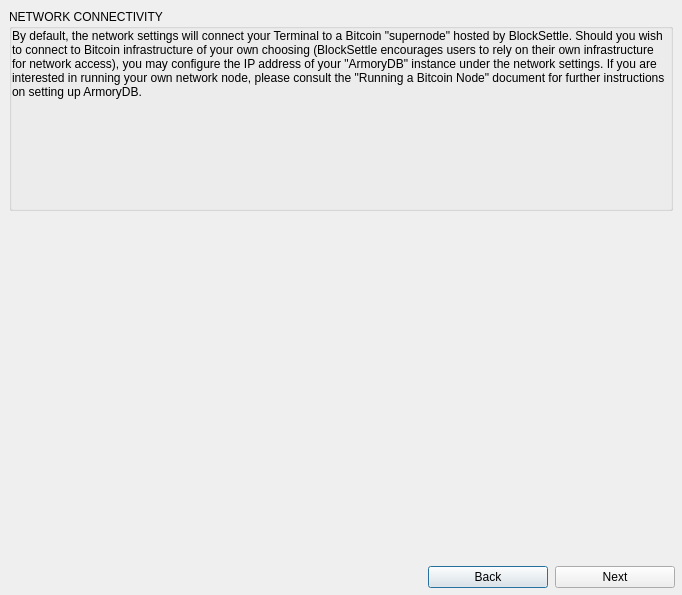
First picture: the form in BlockSettleUILib/StartupDialog.ui, repository BlockSettle/terminal, before the edit.
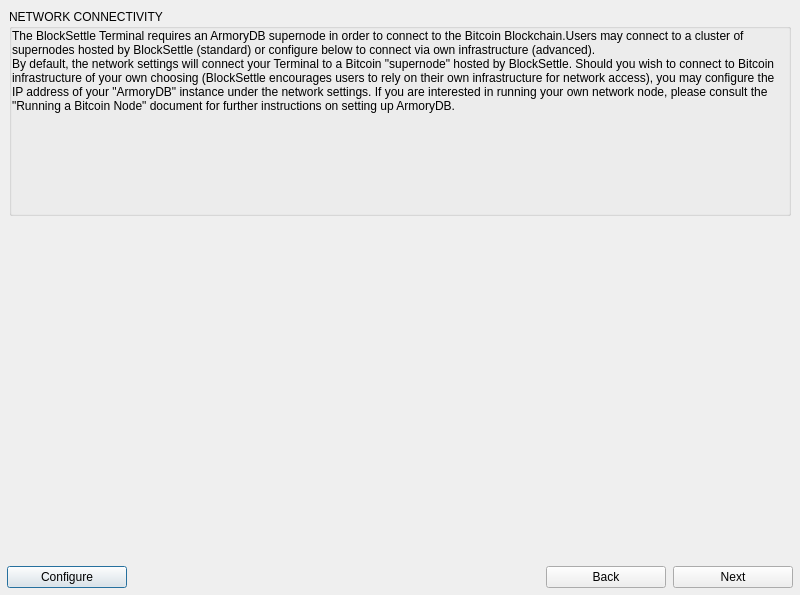
Second picture: the form after the edit.

Commit message: Expandable armory settings

Diff of the .ui file:
```diff
--- a/BlockSettleUILib/StartupDialog.ui
+++ b/BlockSettleUILib/StartupDialog.ui
@@ -6,7 +6,7 @@
    <rect>
     <x>0</x>
     <y>0</y>
-    <width>682</width>
+    <width>800</width>
     <height>595</height>
    </rect>
   </property>
@@ -81,7 +81,7 @@
          </property>
          <layout class="QVBoxLayout" name="verticalLayout_2">
           <property name="spacing">
-           <number>9</number>
+           <number>0</number>
           </property>
           <property name="leftMargin">
            <number>0</number>
@@ -96,7 +96,17 @@
            <number>0</number>
           </property>
           <item>
-           <widget class="QLabel" name="label">
+           <widget class="QLabel" name="labelSimple">
+            <property name="text">
+             <string>The BlockSettle Terminal requires an ArmoryDB supernode in order to connect to the Bitcoin Blockchain.Users may connect to a cluster of supernodes hosted by BlockSettle (standard) or configure below to connect via own infrastructure (advanced).</string>
+            </property>
+            <property name="wordWrap">
+             <bool>true</bool>
+            </property>
+           </widget>
+          </item>
+          <item>
+           <widget class="QLabel" name="labelExpanded">
             <property name="text">
              <string>By default, the network settings will connect your Terminal to a Bitcoin &quot;supernode&quot; hosted by BlockSettle. Should you wish to connect to Bitcoin infrastructure of your own choosing (BlockSettle encourages users to rely on their own infrastructure for network access), you may configure the IP address of your &quot;ArmoryDB&quot; instance under the network settings. If you are interested in running your own network node, please consult the &quot;Running a Bitcoin Node&quot; document for further instructions on setting up ArmoryDB.</string>
             </property>
@@ -121,7 +131,7 @@
               <number>0</number>
              </property>
              <property name="topMargin">
-              <number>0</number>
+              <number>9</number>
              </property>
              <property name="rightMargin">
               <number>0</number>
@@ -176,6 +186,19 @@
       <property name="bottomMargin">
        <number>7</number>
       </property>
+      <item>
+       <widget class="QPushButton" name="pushButtonConfigure">
+        <property name="minimumSize">
+         <size>
+          <width>120</width>
+          <height>0</height>
+         </size>
+        </property>
+        <property name="text">
+         <string>Configure</string>
+        </property>
+       </widget>
+      </item>
       <item>
        <spacer name="horizontalSpacer_2">
         <property name="orientation">
```
The commit also changes 5 other files.
